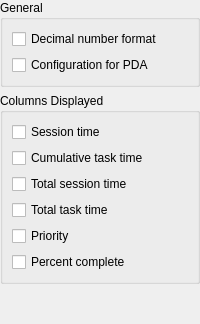
KDE/ktimetracker, file src/settings/cfgdisplay.ui: the form before one commit.
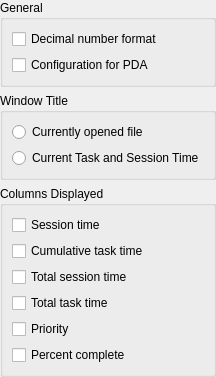
The form after the commit.

Commit message:
Current tasks in window caption
Add an option to display the currently active tasks and the session
times in the window caption instead of the currently opened ical file.

```diff
--- a/src/settings/cfgdisplay.ui
+++ b/src/settings/cfgdisplay.ui
@@ -49,6 +49,32 @@
      </layout>
     </widget>
    </item>
+   <item>
+    <widget class="QGroupBox" name="windowTitleGroupBox">
+     <property name="title">
+      <string>Window Title</string>
+     </property>
+     <property name="checkable">
+      <bool>false</bool>
+     </property>
+     <layout class="QVBoxLayout" name="verticalLayout">
+      <item>
+       <widget class="QRadioButton" name="kcfg_windowTitleCurrentFile">
+        <property name="text">
+         <string>Currently opened file</string>
+        </property>
+       </widget>
+      </item>
+      <item>
+       <widget class="QRadioButton" name="kcfg_windowTitleCurrentTask">
+        <property name="text">
+         <string>Current Task and Session Time</string>
+        </property>
+       </widget>
+      </item>
+     </layout>
+    </widget>
+   </item>
    <item>
     <widget class="QGroupBox" name="groupBox">
      <property name="title">
```
The commit also changes 7 other files.
